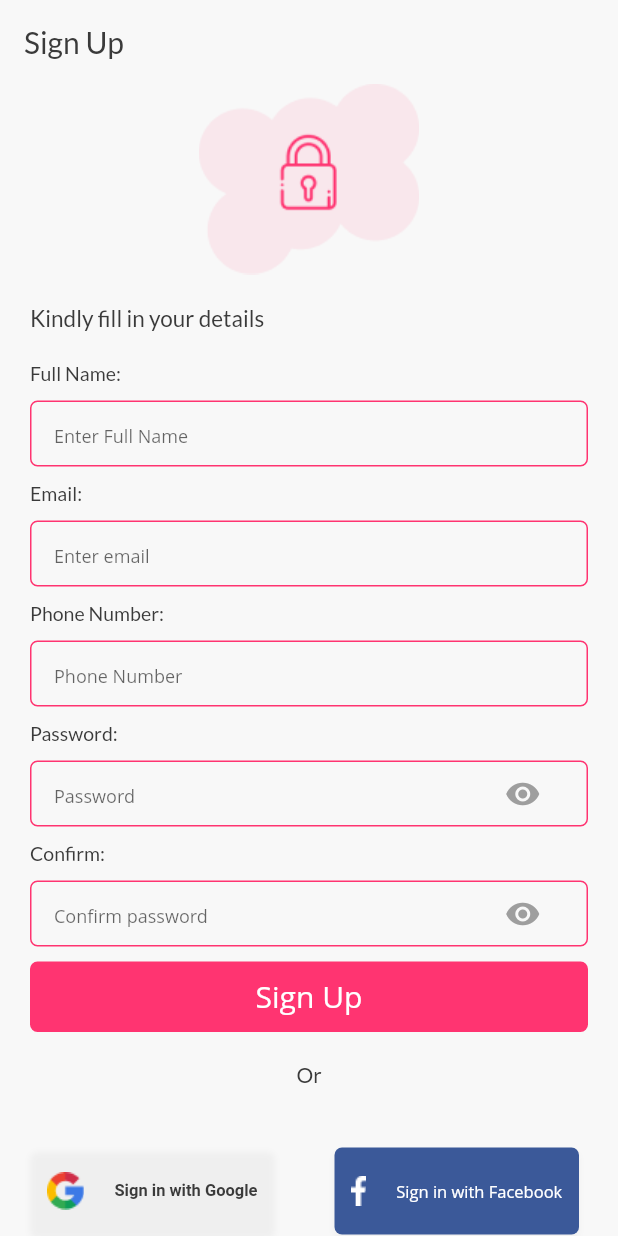
After one commit to cyuket/little_drop, a Flutter app: the screen it shows after launch, after a tap on "Skip", on a phone screen of 412 x 824 dp. The commit adds this screen. Run offline on Flutter 3.47's test engine with Material 2 defaults, Android fonts, the phone set to English and light mode, and no system bars; our stand-ins replace cloud_firestore, firebase_auth, flutter_svg, get_it, google_fonts, provider_architecture; accounts and stored records are empty; Roboto replaces fonts that are missing (Open Sans).

Commit message:
New Page Signup Page

```diff
--- a/lib/constants/assets.dart
+++ b/lib/constants/assets.dart
@@ -2,5 +2,8 @@ class AppAsset {
   String illustration1 = 'assets/images/illustration1.png';
   String illustration2 = 'assets/images/illustration2.png';
   String illustration3 = 'assets/images/illustration3.png';
+  String illustration4 = 'assets/images/Illustration4.png';
   String onboardingArrow = 'assets/images/arrow.svg';
+  String facebook = 'assets/images/facebook.png';
+  String google = 'assets/images/google.png';
 }
--- a/lib/constants/route_names.dart
+++ b/lib/constants/route_names.dart
@@ -1,6 +1,6 @@
 const String OnboardingRoute = "Onboarding";
 const String LoginViewRoute = "LoginView";
-const String SignUpViewRoute = "SignUp";
+const String SignUpViewRoute = "SignUpView";
 const String HomeViewRoute = "HomeView";
 const String StartUpViewRoute = "StartUpRoute";
 
--- a/lib/ui/router.dart
+++ b/lib/ui/router.dart
@@ -1,6 +1,7 @@
 import 'package:little_drops/constants/route_names.dart';
 import 'package:flutter/material.dart';
 import 'package:little_drops/ui/views/onboarding.dart';
+import 'package:little_drops/ui/views/sign_up.dart';
 
 Route<dynamic> generateRoute(RouteSettings settings) {
   switch (settings.name) {
@@ -15,11 +16,11 @@ Route<dynamic> generateRoute(RouteSettings settings) {
     //     routeName: settings.name,
     //     viewToShow: LoginView(),
     //   );
-    // case SignUpViewRoute:
-    //   return _getPageRoute(
-    //     routeName: settings.name,
-    //     viewToShow: SignUpView(),
-    //   );
+    case SignUpViewRoute:
+      return _getPageRoute(
+        routeName: settings.name,
+        viewToShow: SignUpView(),
+      );
     // case HomeViewRoute:
     //   return _getPageRoute(
     //     routeName: settings.name,
--- a/lib/ui/shared/app_colors.dart
+++ b/lib/ui/shared/app_colors.dart
@@ -5,4 +5,5 @@ class AppColors {
   Color textColor = Color(0xff3A3A3A);
   Color background = Color(0xffF8F8F8);
   Color background2 = Color(0xffE5E5E5);
+  Color facebook = Color(0xff3B5999);
 }
--- a/lib/ui/shared/shared_styles.dart
+++ b/lib/ui/shared/shared_styles.dart
@@ -0,0 +1,42 @@
+import 'package:flutter/material.dart';
+import 'app_colors.dart';
+import 'package:google_fonts/google_fonts.dart';
+
+// Box Decorations
+
+BoxDecoration fieldDecoration = BoxDecoration(
+    borderRadius: BorderRadius.circular(5),
+    color: Colors.transparent,
+    border: Border.all(color: AppColors().primaryColor, width: 1));
+
+BoxDecoration disabledFieldDecortaion = BoxDecoration(
+    borderRadius: BorderRadius.circular(5),
+    color: Colors.transparent,
+    border: Border.all(color: AppColors().primaryColor, width: 1));
+
+BoxDecoration buttonDecoration = BoxDecoration(
+    border: Border.all(
+      color: AppColors().background2,
+      width: 2,
+    ),
+    borderRadius: BorderRadius.circular(26));
+// Field Variables
+
+const double fieldHeight = 55;
+const double smallFieldHeight = 40;
+const double inputFieldBottomMargin = 30;
+const double inputFieldSmallBottomMargin = 0;
+const EdgeInsets fieldPadding = const EdgeInsets.symmetric(horizontal: 15);
+const EdgeInsets largeFieldPadding =
+    const EdgeInsets.symmetric(horizontal: 15, vertical: 15);
+
+// Text Variables
+const TextStyle buttonTitleTextStyle = const TextStyle(
+    fontWeight: FontWeight.w500, fontSize: 20, color: Colors.white);
+const TextStyle mediumTextStyle =
+    TextStyle(fontSize: 25, fontWeight: FontWeight.bold, color: Colors.white);
+const TextStyle regularTextStyle = TextStyle(fontSize: 11, color: Colors.white);
+final TextStyle regularTextStyleBlack = GoogleFonts.roboto(
+  textStyle: TextStyle(
+      fontSize: 11, color: AppColors().textColor, fontWeight: FontWeight.w700),
+);
--- a/lib/ui/views/onboarding.dart
+++ b/lib/ui/views/onboarding.dart
@@ -6,6 +6,7 @@ import 'package:little_drops/ui/shared/screen_util.dart';
 import 'package:little_drops/ui/shared/ui_helpers.dart';
 import 'package:google_fonts/google_fonts.dart';
 import 'package:flutter_svg/flutter_svg.dart';
+import 'package:little_drops/constants/route_names.dart';
 
 class Onboarding extends StatefulWidget {
   @override
@@ -44,7 +45,7 @@ class _OnboardingState extends State<Onboarding> {
   Widget build(BuildContext context) {
     ScreenUtil.init(context, width: 414, height: 896, allowFontScaling: true);
     return Scaffold(
-      backgroundColor: AppColors().background2,
+      backgroundColor: AppColors().background,
       body: Stack(
         children: <Widget>[
           PageView(
@@ -102,6 +103,9 @@ class _OnboardingState extends State<Onboarding> {
             bottom: 30,
             right: 20,
             child: InkWell(
+              onTap: () {
+                Navigator.pushReplacementNamed(context, SignUpViewRoute);
+              },
               child: Padding(
                 padding: const EdgeInsets.symmetric(horizontal: 20.0),
                 child: Row(
--- /dev/null
+++ b/lib/ui/views/sign_up.dart
@@ -0,0 +1,170 @@
+import 'package:flutter/material.dart';
+import 'package:little_drops/ui/shared/app_colors.dart';
+import 'package:little_drops/constants/assets.dart';
+import 'package:google_fonts/google_fonts.dart';
+import 'package:little_drops/ui/shared/screen_util.dart';
+import 'package:little_drops/ui/shared/ui_helpers.dart';
+import 'package:little_drops/ui/widgets/input_field.dart';
+import 'package:little_drops/ui/widgets/busy_button.dart';
+import 'package:little_drops/ui/widgets/social_media.dart';
+
+class SignUpView extends StatelessWidget {
+  final emailController = TextEditingController();
+  final passwordController = TextEditingController();
+  final phonNumberController = TextEditingController();
+  final confirmPasswordController = TextEditingController();
+  final fullNameController = TextEditingController();
+  @override
+  Widget build(BuildContext context) {
+    ScreenUtil.init(context, width: 414, height: 896, allowFontScaling: true);
+    return Scaffold(
+      backgroundColor: AppColors().background,
+      appBar: AppBar(
+        elevation: 0,
+        backgroundColor: AppColors().background,
+        automaticallyImplyLeading: false,
+        title: Text(
+          'Sign Up',
+          style: GoogleFonts.lato(
+              textStyle: TextStyle(fontSize: 20, color: AppColors().textColor)),
+        ),
+      ),
+      body: SingleChildScrollView(
+        child: Container(
+          padding: EdgeInsets.symmetric(horizontal: 20),
+          width: screenWidth(context),
+          child: Column(
+            crossAxisAlignment: CrossAxisAlignment.start,
+            children: <Widget>[
+              Center(child: Image.asset(AppAsset().illustration4)),
+              Padding(
+                padding: const EdgeInsets.symmetric(vertical: 20.0),
+                child: Text(
+                  'Kindly fill in your details',
+                  style: GoogleFonts.lato(
+                      textStyle: TextStyle(
+                          fontSize: 15, color: AppColors().textColor)),
+                ),
+              ),
+              Text('Full Name:',
+                  style: GoogleFonts.lato(
+                      textStyle: TextStyle(
+                          fontSize: 13, color: AppColors().textColor))),
+              SizedBox(
+                height: 10,
+              ),
+              InputField(
+                smallVersion: true,
+                controller: fullNameController,
+                placeholder: "Enter Full Name",
+              ),
+              Text('Email:',
+                  style: GoogleFonts.lato(
+                      textStyle: TextStyle(
+                          fontSize: 13, color: AppColors().textColor))),
+              SizedBox(
+                height: 10,
+              ),
+              InputField(
+                smallVersion: true,
+                controller: emailController,
+                placeholder: "Enter email",
+              ),
+              Text('Phone Number:',
+                  style: GoogleFonts.lato(
+                      textStyle: TextStyle(
+                          fontSize: 13, color: AppColors().textColor))),
+              SizedBox(
+                height: 10,
+              ),
+              InputField(
+                smallVersion: true,
+                controller: phonNumberController,
+                placeholder: "Phone Number",
+              ),
+              Text('Password:',
+                  style: GoogleFonts.lato(
+                      textStyle: TextStyle(
+                          fontSize: 13, color: AppColors().textColor))),
+              SizedBox(
+                height: 10,
+              ),
+              InputField(
+                smallVersion: true,
+                controller: passwordController,
+                placeholder: "Password",
+                password: true,
+              ),
+              Text('Confirm:',
+                  style: GoogleFonts.lato(
+                      textStyle: TextStyle(
+                          fontSize: 13, color: AppColors().textColor))),
+              SizedBox(
+                height: 10,
+              ),
+              InputField(
+                smallVersion: true,
+                controller: confirmPasswordController,
+                placeholder: "Confirm password",
+                password: true,
+              ),
+              BusyButton(title: 'Sign Up', onPressed: null),
+              Padding(
+                padding: const EdgeInsets.symmetric(vertical: 20.0),
+                child: Column(
+                  children: <Widget>[
+                    Center(
+                      child: Text('Or',
+                          style: GoogleFonts.lato(
+                              textStyle: TextStyle(
+                                  fontSize: 14, color: AppColors().textColor))),
+                    ),
+                  ],
+                ),
+              ),
+              Row(
+                mainAxisSize: MainAxisSize.max,
+                children: <Widget>[
+                  SocialMediaButton(
+                    logoImage: AppAsset().google,
+                    name: 'Sign in with Google',
+                    isColor: true,
+                    isSmall: true,
+                  ),
+                  SizedBox(
+                    width: 40,
+                  ),
+                  SocialMediaButton(
+                    logoImage: AppAsset().facebook,
+                    color: AppColors().facebook,
+                    name: 'Sign in with Facebook',
+                    isSmall: true,
+                  )
+                ],
+              ),
+              Padding(
+                padding: const EdgeInsets.symmetric(vertical: 20.0),
+                child: Row(
+                  children: <Widget>[
+                    Text('Not a new member? ',
+                        style: GoogleFonts.lato(
+                          textStyle: TextStyle(
+                              fontSize: 12, color: AppColors().textColor),
+                        )),
+                    InkWell(
+                      child: Text('Login',
+                          style: GoogleFonts.lato(
+                            textStyle: TextStyle(
+                                fontSize: 12, color: AppColors().primaryColor),
+                          )),
+                    )
+                  ],
+                ),
+              ),
+            ],
+          ),
+        ),
+      ),
+    );
+  }
+}
--- /dev/null
+++ b/lib/ui/widgets/busy_button.dart
@@ -0,0 +1,53 @@
+import 'package:little_drops/ui/shared/shared_styles.dart';
+import 'package:flutter/material.dart';
+import 'package:little_drops/ui/shared/app_colors.dart';
+
+/// A button that shows a busy indicator in place of title
+class BusyButton extends StatefulWidget {
+  final bool busy;
+  final String title;
+  final Function onPressed;
+  final bool enabled;
+  const BusyButton(
+      {@required this.title,
+      this.busy = false,
+      @required this.onPressed,
+      this.enabled = true});
+
+  @override
+  _BusyButtonState createState() => _BusyButtonState();
+}
+
+class _BusyButtonState extends State<BusyButton> {
+  @override
+  Widget build(BuildContext context) {
+    return GestureDetector(
+      onTap: widget.onPressed,
+      child: InkWell(
+        child: AnimatedContainer(
+          height: widget.busy ? 40 : null,
+          width: widget.busy ? 40 : null,
+          duration: const Duration(milliseconds: 300),
+          alignment: Alignment.center,
+          padding: EdgeInsets.symmetric(
+              horizontal: widget.busy ? 10 : 15,
+              vertical: widget.busy ? 10 : 10),
+          decoration: BoxDecoration(
+            color: widget.enabled
+                ? AppColors().primaryColor
+                : AppColors().primaryColor,
+            borderRadius: BorderRadius.circular(5),
+          ),
+          child: !widget.busy
+              ? Text(
+                  widget.title,
+                  style: buttonTitleTextStyle,
+                )
+              : CircularProgressIndicator(
+                  strokeWidth: 2,
+                  valueColor: AlwaysStoppedAnimation<Color>(Colors.white)),
+        ),
+      ),
+    );
+  }
+}
--- /dev/null
+++ b/lib/ui/widgets/input_field.dart
@@ -0,0 +1,130 @@
+import 'package:flutter/material.dart';
+import 'package:flutter/services.dart';
+import 'package:little_drops/ui/shared/shared_styles.dart';
+import 'package:little_drops/ui/shared/ui_helpers.dart';
+import 'package:little_drops/ui/shared/app_colors.dart';
+
+import 'note_text.dart';
+
+class InputField extends StatefulWidget {
+  final TextEditingController controller;
+  final TextInputType textInputType;
+  final bool password;
+  final bool isReadOnly;
+  final String placeholder;
+  final String validationMessage;
+  final Function enterPressed;
+  final bool smallVersion;
+  final FocusNode fieldFocusNode;
+  final FocusNode nextFocusNode;
+  final TextInputAction textInputAction;
+  final String additionalNote;
+  final Function(String) onChanged;
+  final TextInputFormatter formatter;
+
+  InputField(
+      {@required this.controller,
+      @required this.placeholder,
+      this.enterPressed,
+      this.fieldFocusNode,
+      this.nextFocusNode,
+      this.additionalNote,
+      this.onChanged,
+      this.formatter,
+      this.validationMessage,
+      this.textInputAction = TextInputAction.next,
+      this.textInputType = TextInputType.text,
+      this.password = false,
+      this.isReadOnly = false,
+      this.smallVersion = false});
+
+  @override
+  _InputFieldState createState() => _InputFieldState();
+}
+
+class _InputFieldState extends State<InputField> {
+  bool isPassword;
+  double fieldHeight = 55;
+
+  @override
+  void initState() {
+    super.initState();
+    isPassword = widget.password;
+  }
+
+  @override
+  Widget build(BuildContext context) {
+    return Column(
+      crossAxisAlignment: CrossAxisAlignment.start,
+      children: <Widget>[
+        Container(
+          height: widget.smallVersion ? 44 : fieldHeight,
+          alignment: Alignment.centerLeft,
+          padding: fieldPadding,
+          decoration:
+              widget.isReadOnly ? disabledFieldDecortaion : fieldDecoration,
+          child: Row(
+            children: <Widget>[
+              Expanded(
+                child: TextFormField(
+                  controller: widget.controller,
+                  keyboardType: widget.textInputType,
+                  focusNode: widget.fieldFocusNode,
+                  textInputAction: widget.textInputAction,
+                  onChanged: widget.onChanged,
+                  inputFormatters:
+                      widget.formatter != null ? [widget.formatter] : null,
+                  onEditingComplete: () {
+                    if (widget.enterPressed != null) {
+                      FocusScope.of(context).requestFocus(FocusNode());
+                      widget.enterPressed();
+                    }
+                  },
+                  onFieldSubmitted: (value) {
+                    if (widget.nextFocusNode != null) {
+                      widget.nextFocusNode.requestFocus();
+                    }
+                  },
+                  obscureText: isPassword,
+                  readOnly: widget.isReadOnly,
+                  decoration: InputDecoration.collapsed(
+                      hintText: widget.placeholder,
+                      // border: OutlineInputBorder(
+                      //   borderSide: BorderSide(
+                      //       color: AppColors().primaryColor, width: 1.0),
+                      // ),
+                      hintStyle:
+                          TextStyle(fontSize: widget.smallVersion ? 12 : 15)),
+                ),
+              ),
+              GestureDetector(
+                onTap: () => setState(() {
+                  isPassword = !isPassword;
+                }),
+                child: widget.password
+                    ? Container(
+                        width: fieldHeight,
+                        height: fieldHeight,
+                        alignment: Alignment.center,
+                        child: Icon(
+                          isPassword ? Icons.visibility : Icons.visibility_off,
+                          color: Colors.grey,
+                        ),
+                      )
+                    : Container(),
+              ),
+            ],
+          ),
+        ),
+        if (widget.validationMessage != null)
+          NoteText(
+            widget.validationMessage,
+            color: Colors.red,
+          ),
+        if (widget.additionalNote != null) verticalSpace(5),
+        if (widget.additionalNote != null) NoteText(widget.additionalNote),
+        verticalSpaceSmall
+      ],
+    );
+  }
+}
--- /dev/null
+++ b/lib/ui/widgets/note_text.dart
@@ -0,0 +1,21 @@
+import 'package:flutter/material.dart';
+
+class NoteText extends StatelessWidget {
+  final String text;
+  final TextAlign textAlign;
+  final Color color;
+  const NoteText(this.text, {this.textAlign, this.color});
+
+  @override
+  Widget build(BuildContext context) {
+    return Text(
+      text,
+      textAlign: textAlign,
+      style: TextStyle(
+        fontSize: 12,
+        fontWeight: FontWeight.normal,
+        color: color ?? Colors.grey[600],
+      ),
+    );
+  }
+}
--- /dev/null
+++ b/lib/ui/widgets/social_media.dart
@@ -0,0 +1,53 @@
+import 'package:flutter/material.dart';
+import 'package:little_drops/ui/shared/shared_styles.dart';
+
+class SocialMediaButton extends StatelessWidget {
+  final String logoImage, name;
+  final Color color;
+  final Function onTap;
+  final bool isColor, isSmall;
+
+  SocialMediaButton(
+      {this.color,
+      this.logoImage,
+      this.name,
+      this.onTap,
+      this.isSmall = false,
+      this.isColor = false});
+  @override
+  Widget build(BuildContext context) {
+    return Padding(
+      padding: const EdgeInsets.only(top: 20.0, bottom: 20),
+      child: InkWell(
+        onTap: onTap,
+        child: Container(
+          width: isSmall ? 163 : null,
+          padding: EdgeInsets.all(8),
+          height: 58,
+          decoration: BoxDecoration(
+            borderRadius: BorderRadius.circular(5),
+            color: color,
+            boxShadow: [
+              BoxShadow(
+                blurRadius: 3,
+                color: Color.fromRGBO(213, 213, 213, 0.25),
+                offset: Offset(0, 3),
+              )
+            ],
+          ),
+          child: Row(
+            mainAxisAlignment: MainAxisAlignment.center,
+            children: <Widget>[
+              Image.asset(logoImage),
+              SizedBox(
+                width: 20,
+              ),
+              Text(name,
+                  style: !isColor ? regularTextStyle : regularTextStyleBlack),
+            ],
+          ),
+        ),
+      ),
+    );
+  }
+}
```
Also changed, not shown: assets/images/Illustration4.png (added), assets/images/facebook.png (added), assets/images/google.png (added).
